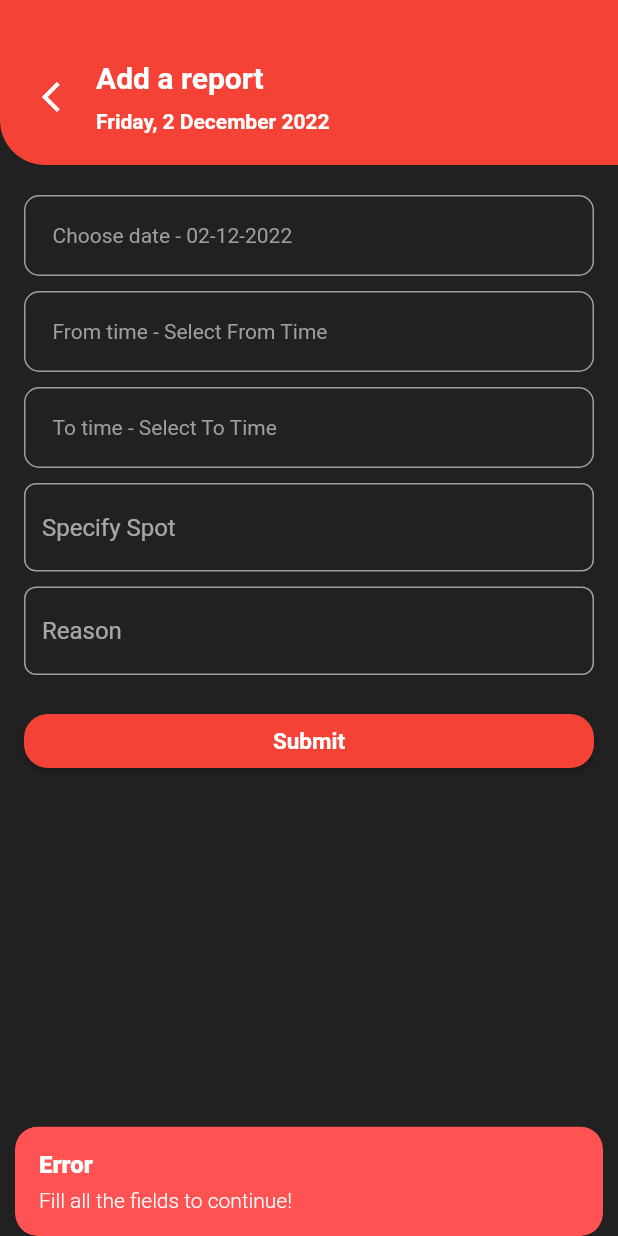
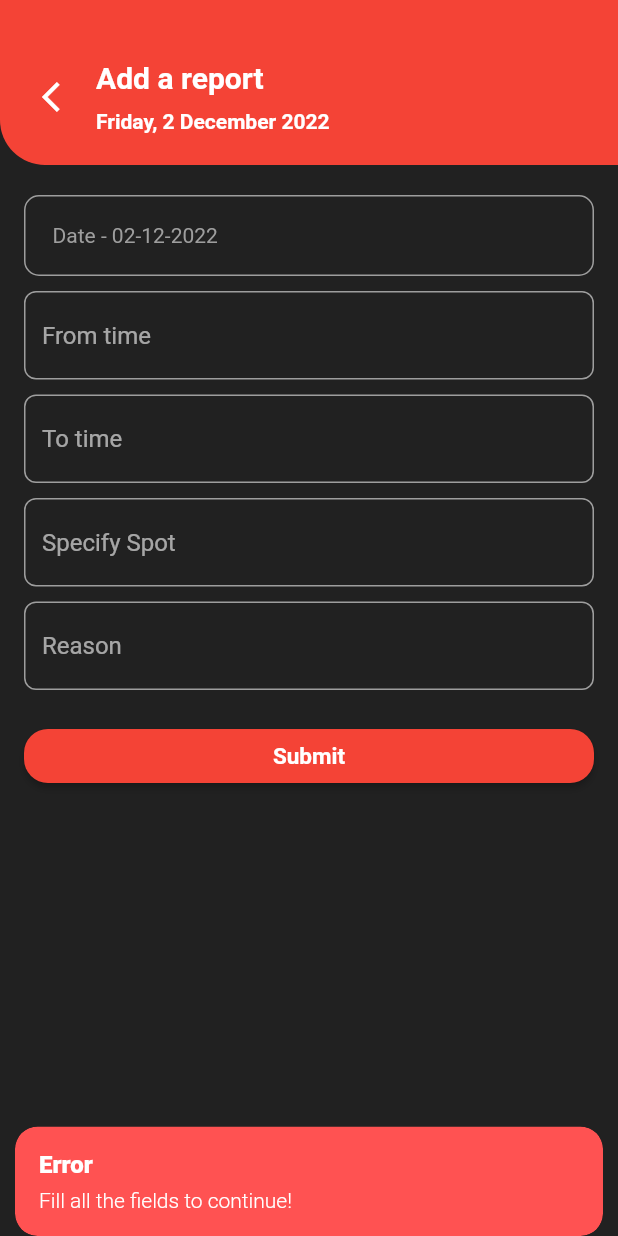
Before and after one commit to Revindran/firefighter, a Flutter app: the AddReport screen opened directly, after a tap on "Submit", on a phone screen of 412 x 824 dp. Run offline on Flutter 3.47's test engine with Material 2 defaults, Android fonts, the phone set to English and light mode, and no system bars; our stand-ins replace cloud_firestore, firebase_core, get, get_storage; accounts and stored records are empty; Roboto replaces fonts that are missing (ProductSans).

Commit message:
Other changes done final

```diff
--- a/lib/views/add_report/add_report_screen.dart
+++ b/lib/views/add_report/add_report_screen.dart
@@ -8,6 +8,8 @@ import '../../utils/state_controller.dart';
 
 class AddReport extends StatelessWidget {
   AddReport({Key? key}) : super(key: key);
+  final fromTController = TextEditingController();
+  final toTController = TextEditingController();
   final spotController = TextEditingController();
   final reasonController = TextEditingController();
 
@@ -43,57 +45,83 @@ class AddReport extends StatelessWidget {
                       onTap: () =>
                           controller.chooseDate(controller.selectedFromDate),
                       child: Text(
-                          "Choose date - ${humanReadableDate(controller.selectedFromDate.value)}"),
+                          "Date - ${humanReadableDate(controller.selectedFromDate.value)}"),
                     ),
                   ),
+                ),
+              ),
+            ),
+            // vHeight10(),
+            // Padding(
+            //   padding: const EdgeInsets.only(left: 16.0, right: 16.0),
+            //   child: Container(
+            //     width: Get.width,
+            //     decoration: BoxDecoration(
+            //         borderRadius: BorderRadius.circular(10),
+            //         border: Border.all(
+            //           color: Colors.grey,
+            //           width: 1,
+            //         )),
+            //     child: Padding(
+            //       padding: const EdgeInsets.all(18.0),
+            //       child: Obx(
+            //         () => InkWell(
+            //           onTap: () =>
+            //               controller.chooseTime(controller.selectedFromTime),
+            //           child: Text(
+            //               "From time - ${controller.selectedFromTime.value}"),
+            //         ),
+            //       ),
+            //     ),
+            //   ),
+            // ),
+            // vHeight10(),
+            // Padding(
+            //   padding: const EdgeInsets.only(left: 16.0, right: 16.0),
+            //   child: Container(
+            //     width: Get.width,
+            //     decoration: BoxDecoration(
+            //         borderRadius: BorderRadius.circular(10),
+            //         border: Border.all(
+            //           color: Colors.grey,
+            //           width: 1,
+            //         )),
+            //     child: Padding(
+            //       padding: const EdgeInsets.all(18.0),
+            //       child: Obx(
+            //         () => InkWell(
+            //           onTap: () =>
+            //               controller.chooseTime(controller.selectedToTime),
+            //           child:
+            //               Text("To time - ${controller.selectedToTime.value}"),
+            //         ),
+            //       ),
+            //     ),
+            //   ),
+            // ),
+            vHeight10(),
+            Padding(
+              padding: const EdgeInsets.only(left: 16.0, right: 16.0),
+              child: TextField(
+                controller: fromTController,
+                keyboardType: TextInputType.visiblePassword,
+                decoration: const InputDecoration(
+                  border: OutlineInputBorder(),
+                  hintText: "From time",
                 ),
               ),
             ),
             vHeight10(),
             Padding(
               padding: const EdgeInsets.only(left: 16.0, right: 16.0),
-              child: Container(
-                width: Get.width,
-                decoration: BoxDecoration(
-                    borderRadius: BorderRadius.circular(10),
-                    border: Border.all(
-                      color: Colors.grey,
-                      width: 1,
-                    )),
-                child: Padding(
-                  padding: const EdgeInsets.all(18.0),
-                  child: Obx(
-                    () => InkWell(
-                      onTap: () =>
-                          controller.chooseTime(controller.selectedFromTime),
-                      child: Text(
-                          "From time - ${controller.selectedFromTime.value}"),
-                    ),
-                  ),
-                ),
-              ),
-            ),
-            vHeight10(),
-            Padding(
-              padding: const EdgeInsets.only(left: 16.0, right: 16.0),
-              child: Container(
-                width: Get.width,
-                decoration: BoxDecoration(
-                    borderRadius: BorderRadius.circular(10),
-                    border: Border.all(
-                      color: Colors.grey,
-                      width: 1,
-                    )),
-                child: Padding(
-                  padding: const EdgeInsets.all(18.0),
-                  child: Obx(
-                    () => InkWell(
-                      onTap: () =>
-                          controller.chooseTime(controller.selectedToTime),
-                      child:
-                          Text("To time - ${controller.selectedToTime.value}"),
-                    ),
-                  ),
+              child: TextField(
+                maxLines: 5,
+                minLines: 1,
+                controller: toTController,
+                keyboardType: TextInputType.visiblePassword,
+                decoration: const InputDecoration(
+                  border: OutlineInputBorder(),
+                  hintText: "To time",
                 ),
               ),
             ),
@@ -137,17 +165,21 @@ class AddReport extends StatelessWidget {
                                       borderRadius:
                                           BorderRadius.circular(16.0)))),
                           onPressed: () {
-                            if (spotController.text.isNotEmpty &&
+                            if (fromTController.text.isNotEmpty &&
+                                toTController.text.isNotEmpty &&
+                                spotController.text.isNotEmpty &&
                                 reasonController.text.isNotEmpty) {
                               c.addReport(
                                   spotController.text,
                                   reasonController.text,
                                   humanReadableDate(
                                       controller.selectedFromDate.value),
-                                  controller.selectedFromTime.value,
-                                  controller.selectedToTime.value);
+                                  fromTController.text,
+                                  toTController.text);
                               spotController.text = "";
                               reasonController.text = "";
+                              fromTController.text = "";
+                              toTController.text = "";
                             } else {
                               Get.snackbar(
                                   "Error", "Fill all the fields to continue!",
--- a/lib/views/auth/login_screen.dart
+++ b/lib/views/auth/login_screen.dart
@@ -83,7 +83,7 @@ class Login extends StatelessWidget {
             ),
             vHeight10(),
             Obx(() => controller.isLoading.value
-                ? CircularProgressIndicator(color: accentColor)
+                ? const CircularProgressIndicator(color: Colors.white)
                 : SizedBox(
                     width: Get.width,
                     child: Padding(
--- a/lib/views/reports/reports_screen.dart
+++ b/lib/views/reports/reports_screen.dart
@@ -35,17 +35,22 @@ class Reports extends StatelessWidget {
                   .snapshots(),
               builder: (context, querySnapshot) {
                 if (querySnapshot.hasError) {
-                  return const Center(child: Text('Has Error'));
+                  return const Expanded(
+                      child: Center(child: Text('Has Error')));
                 }
                 if (querySnapshot.connectionState == ConnectionState.waiting) {
-                  return Center(
-                      child: CircularProgressIndicator(color: accentColor));
+                  return const Expanded(
+                    child: Center(
+                        child: CircularProgressIndicator(color: Colors.white)),
+                  );
                 }
                 if (querySnapshot.data == null) {
-                  return const Center(child: Text('Empty Data'));
+                  return Expanded(
+                      child: const Center(child: Text('Empty Data')));
                 }
                 if (querySnapshot.data!.size == 0) {
-                  return const Center(child: Text('No Data'));
+                  return Expanded(
+                      child: const Center(child: Text('No Data')));
                 } else {
                   return ListView.builder(
                     scrollDirection: Axis.vertical,
--- a/pubspec.yaml
+++ b/pubspec.yaml
@@ -43,6 +43,7 @@ dependencies:
   intl: ^0.17.0
   firebase_database: ^10.0.6
   flutter_launcher_icons: ^0.11.0
+  date_time_picker: ^2.1.0
 
 
 dev_dependencies:
```
Also changed, not shown: pubspec.lock.
